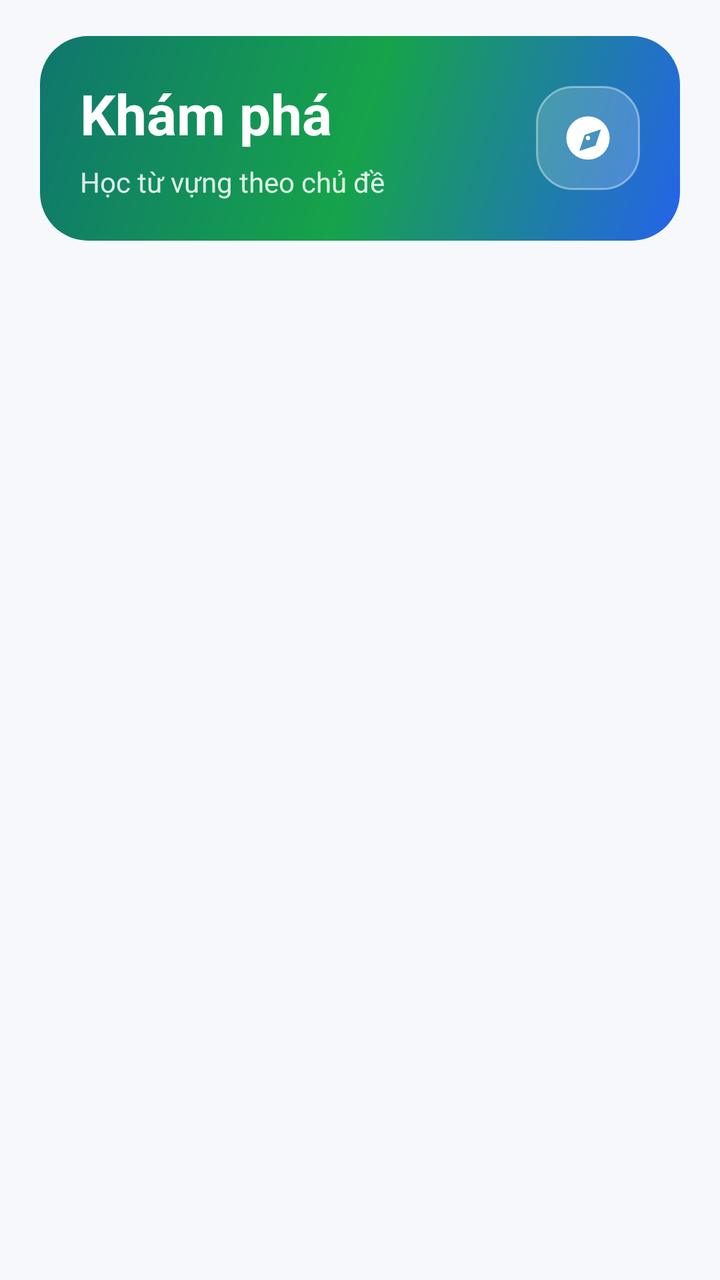
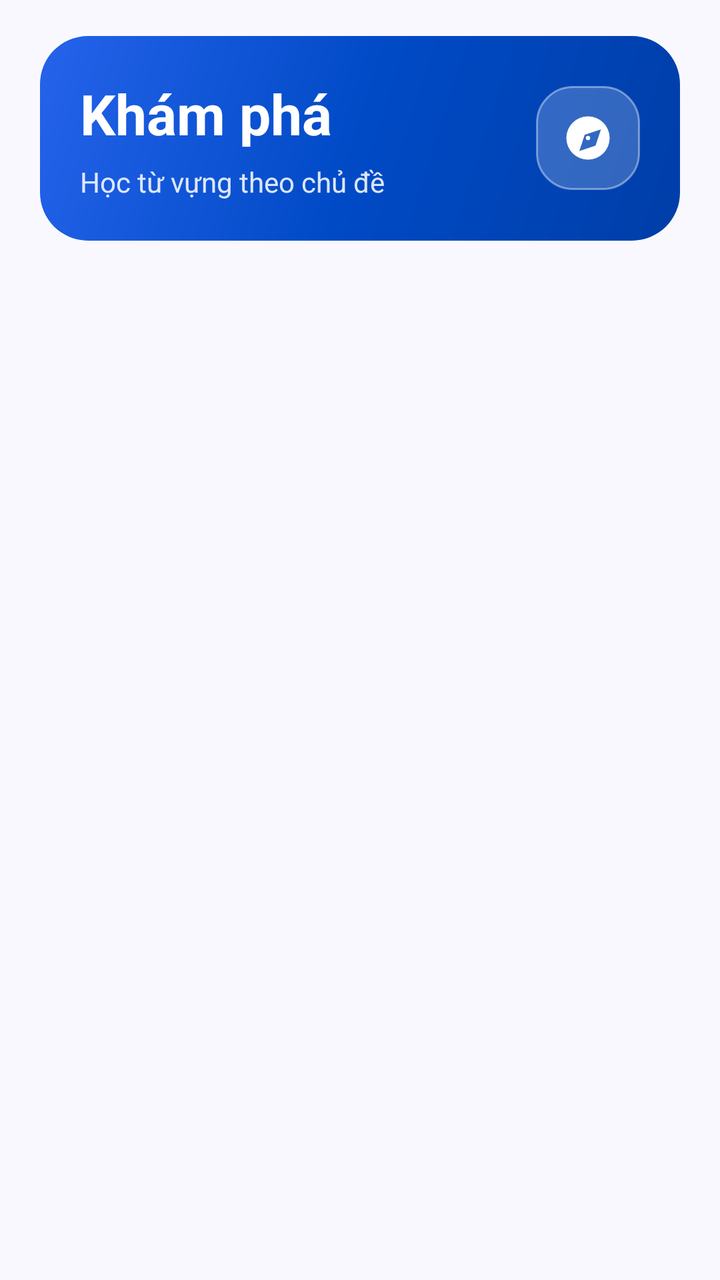

Compare the two renders of this Android layout. The source of the first and the diff that turns it into the second are given below.
<!-- AndroidManifest.xml: application theme Theme.ObjectLanguage -->
<!-- res/layout/fragment_explore.xml -->
<?xml version="1.0" encoding="utf-8"?>
<LinearLayout xmlns:android="http://schemas.android.com/apk/res/android"
    xmlns:app="http://schemas.android.com/apk/res-auto"
    android:layout_width="match_parent"
    android:layout_height="match_parent"
    android:background="@color/background"
    android:orientation="vertical">

    <com.google.android.material.card.MaterialCardView
        android:layout_width="match_parent"
        android:layout_height="wrap_content"
        android:layout_marginStart="20dp"
        android:layout_marginTop="18dp"
        android:layout_marginEnd="20dp"
        android:layout_marginBottom="14dp"
        app:cardCornerRadius="22dp"
        app:cardElevation="0dp"
        app:strokeWidth="0dp">

        <LinearLayout
            android:layout_width="match_parent"
            android:layout_height="wrap_content"
            android:background="@drawable/bg_gradient_header"
            android:gravity="center_vertical"
            android:orientation="horizontal"
            android:padding="20dp">

            <LinearLayout
                android:layout_width="0dp"
                android:layout_height="wrap_content"
                android:layout_weight="1"
                android:orientation="vertical">

                <TextView
                    android:layout_width="wrap_content"
                    android:layout_height="wrap_content"
                    android:text="@string/explore_title"
                    android:textColor="@color/text_on_primary"
                    android:textSize="28sp"
                    android:textStyle="bold" />

                <TextView
                    android:layout_width="match_parent"
                    android:layout_height="wrap_content"
                    android:layout_marginTop="6dp"
                    android:text="@string/explore_subtitle"
                    android:textColor="@color/text_on_primary"
                    android:textSize="14sp"
                    android:alpha="0.86" />
            </LinearLayout>

            <ImageView
                android:layout_width="52dp"
                android:layout_height="52dp"
                android:layout_marginStart="14dp"
                android:background="@drawable/bg_glass_pill"
                android:padding="13dp"
                android:src="@drawable/ic_explore"
                app:tint="@color/text_on_primary" />
        </LinearLayout>
    </com.google.android.material.card.MaterialCardView>

    <FrameLayout
        android:layout_width="match_parent"
        android:layout_height="0dp"
        android:layout_weight="1">

        <androidx.recyclerview.widget.RecyclerView
            android:id="@+id/recyclerViewCategories"
            android:layout_width="match_parent"
            android:layout_height="match_parent"
            android:clipToPadding="false"
            android:paddingStart="12dp"
            android:paddingTop="2dp"
            android:paddingEnd="12dp"
            android:paddingBottom="20dp" />

        <LinearLayout
            android:id="@+id/emptyStateLayout"
            android:layout_width="match_parent"
            android:layout_height="match_parent"
            android:gravity="center"
            android:orientation="vertical"
            android:padding="32dp"
            android:visibility="gone">

            <ImageView
                android:layout_width="62dp"
                android:layout_height="62dp"
                android:layout_marginBottom="16dp"
                android:background="@drawable/bg_icon_primary"
                android:padding="15dp"
                android:src="@drawable/ic_explore"
                app:tint="@color/primary" />

            <TextView
                android:layout_width="wrap_content"
                android:layout_height="wrap_content"
                android:text="@string/explore_empty_title"
                android:textColor="@color/text_primary"
                android:textSize="18sp"
                android:textStyle="bold" />

            <TextView
                android:layout_width="wrap_content"
                android:layout_height="wrap_content"
                android:layout_marginTop="6dp"
                android:text="@string/explore_empty_subtitle"
                android:textAlignment="center"
                android:textColor="@color/text_secondary"
                android:textSize="14sp" />
        </LinearLayout>

        <ProgressBar
            android:id="@+id/progressBar"
            android:layout_width="wrap_content"
            android:layout_height="wrap_content"
            android:layout_gravity="center"
            android:visibility="gone" />
    </FrameLayout>
</LinearLayout>
<!-- resources referenced by this layout -->
<resources>
  <color name="background">#F6F8FB</color>
  <color name="primary">#2563EB</color>
  <color name="text_on_primary">#FFFFFF</color>
  <color name="text_primary">#111827</color>
  <color name="text_secondary">#5B6472</color>
  <!-- drawable bg_gradient_header (drawable) -->
  <?xml version="1.0" encoding="utf-8"?>
  <shape xmlns:android="http://schemas.android.com/apk/res/android"
      android:shape="rectangle">
      <gradient
          android:angle="135"
          android:startColor="@color/gradient_start"
          android:centerColor="@color/gradient_accent"
          android:endColor="@color/gradient_end"
          android:type="linear" />
      <corners android:radius="24dp" />
  </shape>
  <!-- drawable bg_icon_primary (drawable) -->
  <?xml version="1.0" encoding="utf-8"?>
  <shape xmlns:android="http://schemas.android.com/apk/res/android"
      android:shape="oval">
      <solid android:color="@color/primary_light" />
  </shape>
  <string name="explore_empty_subtitle">Hãy thêm danh mục trong hệ thống</string>
  <string name="explore_empty_title">Chưa có chủ đề</string>
  <string name="explore_subtitle">Học từ vựng theo chủ đề</string>
  <string name="explore_title">Khám phá</string>
  <style name="Theme.ObjectLanguage" parent="Theme.Material3.Light.NoActionBar">
          <item name="colorPrimary">@color/primary</item>
          <item name="colorPrimaryVariant">@color/primary_dark</item>
          <item name="colorOnPrimary">@color/text_on_primary</item>
          <item name="colorSecondary">@color/secondary</item>
          <item name="colorOnSecondary">@color/text_on_primary</item>
          <item name="android:colorBackground">@color/background</item>
          <item name="android:windowBackground">@color/background</item>
          <item name="colorSurface">@color/surface</item>
          <item name="android:statusBarColor">@color/background</item>
          <item name="android:windowLightStatusBar">true</item>
          <item name="android:navigationBarColor">@color/surface</item>
          <item name="android:windowLightNavigationBar" tools:targetApi="o_mr1">true</item>
          
          <item name="cardViewStyle">@style/Widget.App.CardView</item>
          <item name="bottomNavigationStyle">@style/Widget.App.BottomNav</item>
      </style>
  <color name="glass_white">#2EFFFFFF</color>
  <color name="glass_stroke">#66FFFFFF</color>
  <color name="gradient_start">#2563EB</color>
  <color name="gradient_accent">#16A34A</color>
  <color name="gradient_end">#0F766E</color>
  <color name="primary_light">#DBEAFE</color>
  <color name="primary_dark">#1E40AF</color>
  <color name="secondary">#16A34A</color>
  <color name="surface">#FFFFFF</color>
  <style name="Widget.App.CardView" parent="Widget.Material3.CardView.Elevated">
          <item name="cardBackgroundColor">@color/surface</item>
          <item name="cardCornerRadius">14dp</item>
          <item name="cardElevation">0dp</item>
          <item name="strokeWidth">0dp</item>
      </style>
  <color name="bottom_nav_bg">#FFFFFF</color>
  <style name="Widget.App.BottomNav.ActiveIndicator" parent="Widget.Material3.BottomNavigationView.ActiveIndicator">
          <item name="android:color">@color/surface_variant</item>
          <item name="shapeAppearance">@style/ShapeAppearance.App.SmallComponent</item>
      </style>
  <color name="surface_variant">#EAF0F7</color>
  <style name="ShapeAppearance.App.SmallComponent" parent="ShapeAppearance.Material3.SmallComponent">
          <item name="cornerSize">14dp</item>
      </style>
  <!-- unchanged entries left out for length: 3 -->
</resources>

<!-- the commit's change to res/layout/fragment_explore.xml (unified diff, before → after) -->
@@ -73,7 +73,8 @@
             android:paddingStart="12dp"
             android:paddingTop="2dp"
             android:paddingEnd="12dp"
-            android:paddingBottom="20dp" />
+            android:paddingBottom="20dp"
+            android:layoutAnimation="@anim/layout_item_anim" />
 
         <LinearLayout
             android:id="@+id/emptyStateLayout"
@@ -107,8 +108,7 @@
                 android:layout_marginTop="6dp"
                 android:text="@string/explore_empty_subtitle"
                 android:textAlignment="center"
-                android:textColor="@color/text_secondary"
-                android:textSize="14sp" />
+                android:textAppearance="@style/TextAppearance.App.BodyMedium" />
         </LinearLayout>
 
         <ProgressBar
<!-- resource entries referenced after the edit -->
@@ -1,19 +1,19 @@
 <!-- resources referenced by this layout -->
 <resources>
-  <color name="background">#F6F8FB</color>
-  <color name="primary">#2563EB</color>
+  <color name="background">#FAF8FF</color>
+  <color name="primary">#004AC6</color>
   <color name="text_on_primary">#FFFFFF</color>
-  <color name="text_primary">#111827</color>
-  <color name="text_secondary">#5B6472</color>
+  <color name="text_primary">#191B23</color>
+  <color name="text_secondary">#22242F</color>
   <!-- drawable bg_gradient_header (drawable) -->
   <?xml version="1.0" encoding="utf-8"?>
   <shape xmlns:android="http://schemas.android.com/apk/res/android"
       android:shape="rectangle">
       <gradient
           android:angle="135"
-          android:startColor="@color/gradient_start"
-          android:centerColor="@color/gradient_accent"
-          android:endColor="@color/gradient_end"
+          android:startColor="@color/gradient_hero_start"
+          android:centerColor="@color/gradient_hero_mid"
+          android:endColor="@color/gradient_hero_end"
           android:type="linear" />
       <corners android:radius="24dp" />
   </shape>
@@ -27,11 +27,19 @@
   <string name="explore_empty_title">Chưa có chủ đề</string>
   <string name="explore_subtitle">Học từ vựng theo chủ đề</string>
   <string name="explore_title">Khám phá</string>
+  <style name="TextAppearance.App.BodyMedium" parent="TextAppearance.Material3.BodyMedium">
+          <item name="android:textColor">@color/text_secondary</item>
+          <item name="android:textSize">14sp</item>
+          <item name="android:lineHeight">20sp</item>
+      </style>
   <style name="Theme.ObjectLanguage" parent="Theme.Material3.Light.NoActionBar">
+          
           <item name="colorPrimary">@color/primary</item>
           <item name="colorPrimaryVariant">@color/primary_dark</item>
           <item name="colorOnPrimary">@color/text_on_primary</item>
+          
           <item name="colorSecondary">@color/secondary</item>
+          <item name="colorTertiary">@color/violet</item>
           <item name="colorOnSecondary">@color/text_on_primary</item>
           <item name="android:colorBackground">@color/background</item>
           <item name="android:windowBackground">@color/background</item>
@@ -40,18 +48,19 @@
           <item name="android:windowLightStatusBar">true</item>
           <item name="android:navigationBarColor">@color/surface</item>
           <item name="android:windowLightNavigationBar" tools:targetApi="o_mr1">true</item>
-          
+  
           <item name="cardViewStyle">@style/Widget.App.CardView</item>
           <item name="bottomNavigationStyle">@style/Widget.App.BottomNav</item>
       </style>
-  <color name="glass_white">#2EFFFFFF</color>
+  <color name="glass_white">#33FFFFFF</color>
   <color name="glass_stroke">#66FFFFFF</color>
-  <color name="gradient_start">#2563EB</color>
-  <color name="gradient_accent">#16A34A</color>
-  <color name="gradient_end">#0F766E</color>
-  <color name="primary_light">#DBEAFE</color>
-  <color name="primary_dark">#1E40AF</color>
-  <color name="secondary">#16A34A</color>
+  <color name="gradient_hero_start">#003EA8</color>
+  <color name="gradient_hero_mid">#004AC6</color>
+  <color name="gradient_hero_end">#2563EB</color>
+  <color name="primary_light">#DBE1FF</color>
+  <color name="primary_dark">#003EA8</color>
+  <color name="secondary">#FD933D</color>
+  <color name="violet">#7C3AED</color>
   <color name="surface">#FFFFFF</color>
   <style name="Widget.App.CardView" parent="Widget.Material3.CardView.Elevated">
           <item name="cardBackgroundColor">@color/surface</item>
@@ -64,7 +73,7 @@
           <item name="android:color">@color/surface_variant</item>
           <item name="shapeAppearance">@style/ShapeAppearance.App.SmallComponent</item>
       </style>
-  <color name="surface_variant">#EAF0F7</color>
+  <color name="surface_variant">#E1E2ED</color>
   <style name="ShapeAppearance.App.SmallComponent" parent="ShapeAppearance.Material3.SmallComponent">
           <item name="cornerSize">14dp</item>
       </style>
